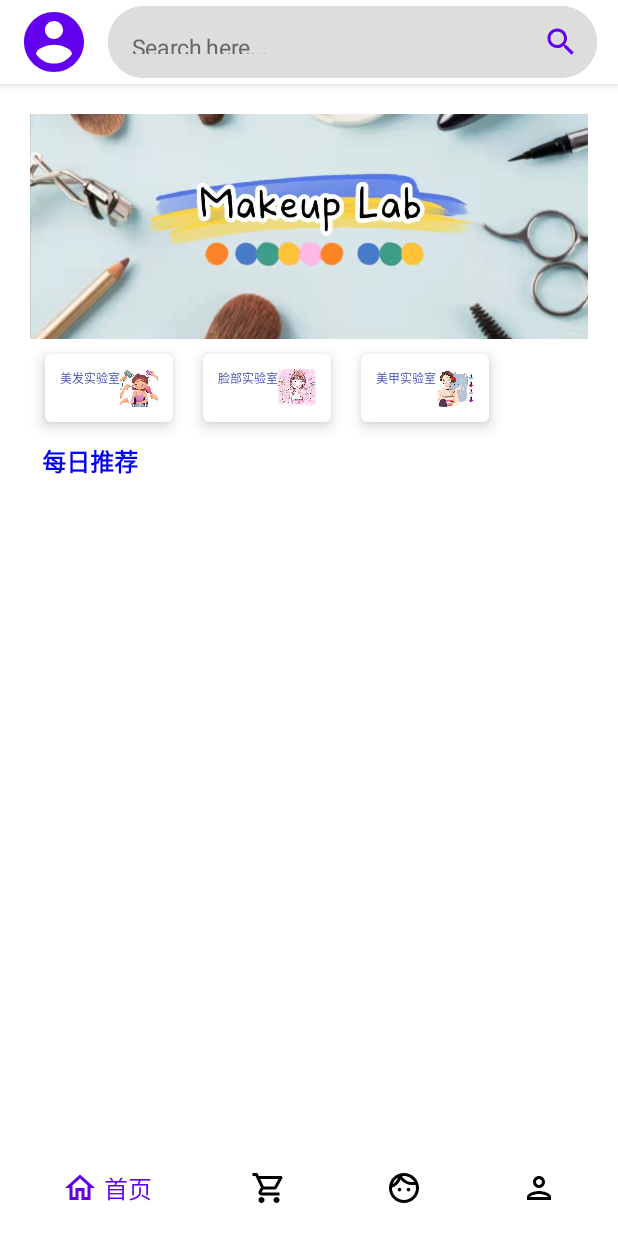
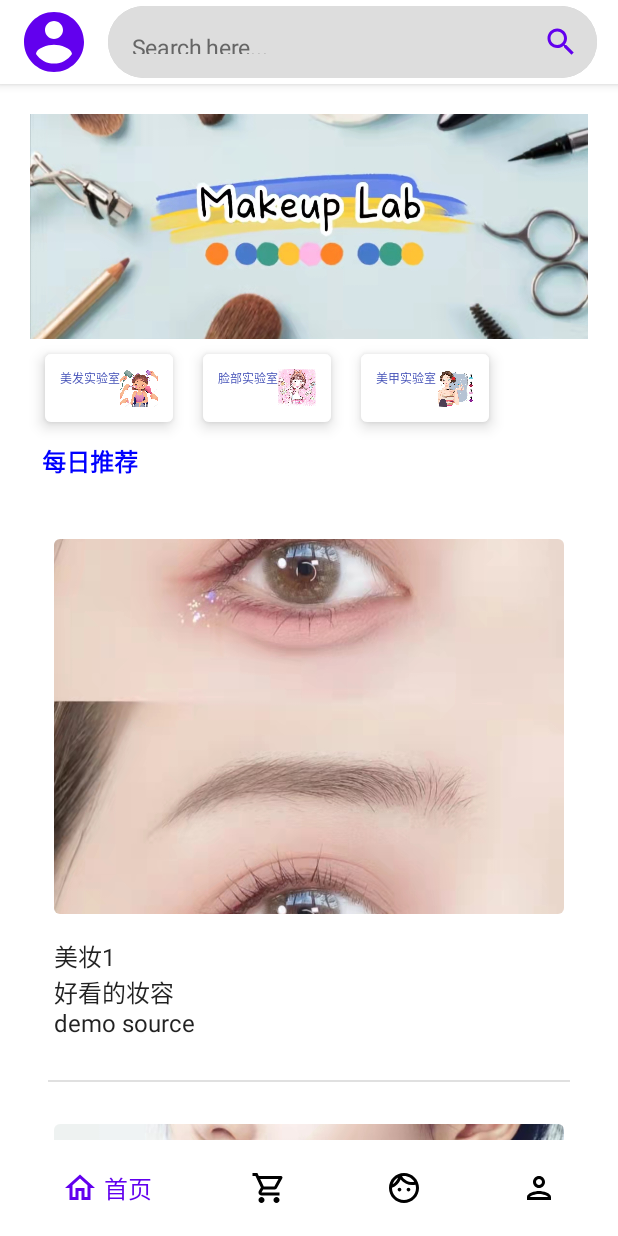
Before and after one commit to zdd0419/MakeupBeauty, an Android app built with Jetpack Compose: the screen it shows after launch (MainActivity), on a phone screen of 412 x 824 dp. Run offline under Robolectric (Android 15) with nearby library versions, the phone set to English and light mode, and no system bars.

Commit message:
增加了半成功的content模块

```diff
--- a/app/src/main/java/com/example/makeupbeauty/Screens/HomeScreen.kt
+++ b/app/src/main/java/com/example/makeupbeauty/Screens/HomeScreen.kt
@@ -44,13 +44,13 @@ fun HomeScreen() {
 
 @Composable
 fun ScrollableContent(scrollState: ScrollState){
-    Column() {
+
         Column(
             modifier = Modifier
                 .fillMaxSize()
                 .background(MaterialTheme.colors.background)
                 .padding(20.dp)
-                .verticalScroll(state = scrollState)
+//                .verticalScroll(state = scrollState)
         ) {
 //
             //首页主图
@@ -71,11 +71,11 @@ fun ScrollableContent(scrollState: ScrollState){
             }
 
             RecommendTitle("每日推荐")
+            VerticalListView()
+
+        }
 
 
-        }
-        VerticalListView()
-    }
 }
 
 @Composable
@@ -84,7 +84,7 @@ fun RecommendTitle(text: String, modifier: Modifier = Modifier){
         text = text,
         fontWeight = FontWeight.Bold,
         color = Color.Blue,
-        textAlign = TextAlign.Left,
+        textAlign = TextAlign.Center,
         modifier = modifier.padding(8.dp,4.dp,8.dp,24.dp)
     )
 }
@@ -206,34 +206,6 @@ fun CardDemo3() {
 }
 
 
-@Composable
-fun ArtistCard(
-//    artist: Artist,
-//    onClick: () -> Unit
-) {
-    val padding = 16.dp
-    Column(
-        Modifier
-//            .clickable(onClick = onClick)
-//            .padding(padding)
-            .fillMaxWidth()
-    ) {
-        Row() {
-            Image(painter =  painterResource(id = com.example.makeupbeauty.R.drawable.profile),
-                contentDescription = null,
-                    modifier=Modifier.size(60.dp)
-                                 .clip(CircleShape)
-
-            )
-            Column() {
-                Text(text="zdd")
-                Text(text="dddd")
-            }
-        /*...*/ }
-        Spacer(modifier = Modifier.width(12.dp))
-        Card(elevation = 4.dp) { /*...*/ }
-    }
-}
 
 
 @Composable
--- a/app/src/main/java/com/example/makeupbeauty/Screens/VerticalListItem.kt
+++ b/app/src/main/java/com/example/makeupbeauty/Screens/VerticalListItem.kt
@@ -30,7 +30,7 @@ fun VerticalListItem(item: Item, modifier: Modifier = Modifier) {
     ) {
 
         val imageModifier = Modifier
-            .height(150.dp)
+            .height(250.dp)
             .fillMaxWidth()
             .clip(shape = MaterialTheme.shapes.medium)
 
--- a/app/src/main/java/com/example/makeupbeauty/data/DemoDataProvider.kt
+++ b/app/src/main/java/com/example/makeupbeauty/data/DemoDataProvider.kt
@@ -8,62 +8,62 @@ object DemoDataProvider {
     val itemList = listOf(
         Item(
             1,
-            "Fresh Vegges and Greens",
-            "Very awesome list item has very awesome subtitle. This is bit long",
+            "美妆1",
+            "好看的妆容",
             R.drawable.face1
         ),
         Item(
             2,
-            "Best blue berries",
-            "Very awesome list item has very awesome subtitle. This is bit long",
+            "美妆2",
+            "好看的妆容",
             R.drawable.face2
         ),
         Item(
             3,
-            "Cherries La Bloom",
-            "Very awesome list item has very awesome subtitle. This is bit long",
+            "美妆3",
+            "好看的妆容",
             R.drawable.face3
         ),
         Item(
             4,
-            "Fruits everyday",
-            "Very awesome list item has very awesome subtitle. This is bit long",
+            "发色1",
+            "好看的发色",
             R.drawable.hair1
         ),
         Item(
             5,
-            "Sweet and sour",
-            "Very awesome list item has very awesome subtitle. This is bit long",
+            "发色2",
+            "好看的发色",
             R.drawable.hair2
         ),
         Item(
             6,
-            "Pancakes for everyone",
-            "Very awesome list item has very awesome subtitle. This is bit long",
+            "发色3",
+            "好看的发色",
             R.drawable.hair3
         ),
         Item(
             7,
-            "Cupcakes and sparkle",
-            "Very awesome list item has very awesome subtitle. This is bit long",
+            "美甲1",
+            "好看的美甲",
             R.drawable.hand1
         ),
         Item(
             8,
-            "Best Burgers shop",
-            "Very awesome list item has very awesome subtitle. This is bit long",
+            "美甲2",
+            "好看的美甲",
             R.drawable.hand2
         ),
         Item(
             9,
-            "Coffee of India",
-            "Very awesome list item has very awesome subtitle. This is bit long",
+            "美甲3",
+            "好看的美甲",
             R.drawable.hand3
         ),
         Item(
             10,
-            "Pizza boy town",
-            "Very awesome list item has very awesome subtitle. This is bit long",
+            "美甲4",
+            "好看的美甲g",
             R.drawable.hand4
         )
 
```
